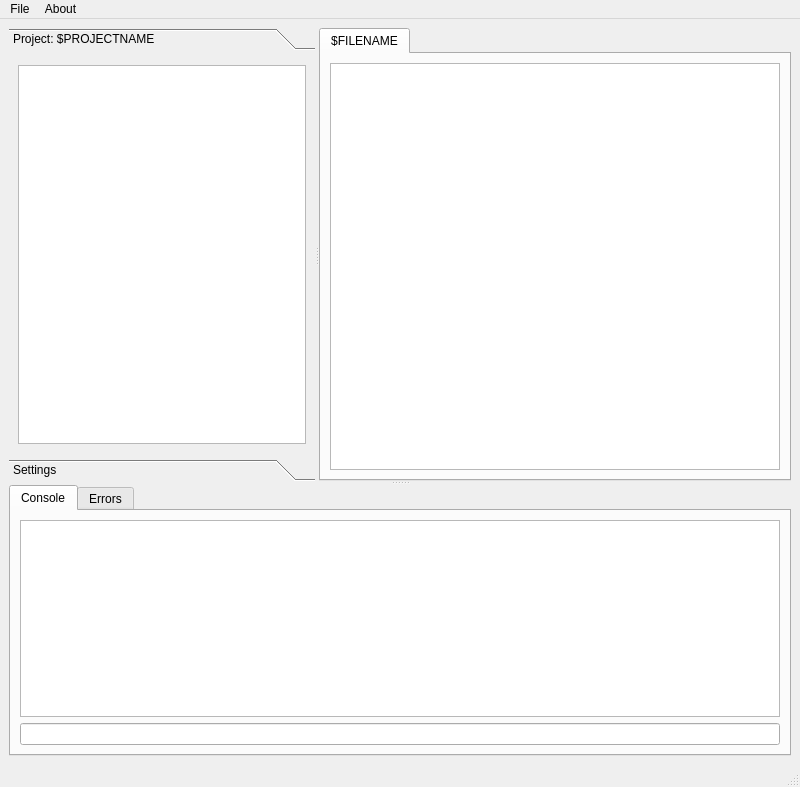
Qt form src/ui/mainWindow/mainWindow.ui (sophies92/sosText) before a commit.
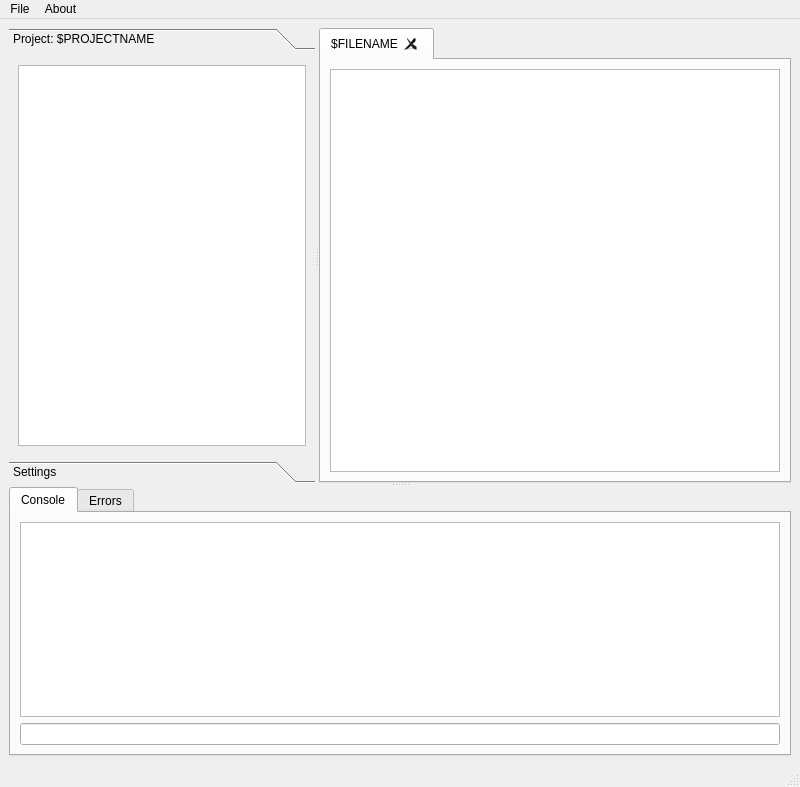
The same form after that commit.

What changed in the file:
```diff
--- a/src/ui/mainWindow/mainWindow.ui
+++ b/src/ui/mainWindow/mainWindow.ui
@@ -85,7 +85,7 @@
            <x>0</x>
            <y>0</y>
            <width>306</width>
-           <height>389</height>
+           <height>392</height>
           </rect>
          </property>
          <property name="sizePolicy">
@@ -146,6 +146,12 @@
         <property name="currentIndex">
          <number>0</number>
         </property>
+        <property name="tabsClosable">
+         <bool>true</bool>
+        </property>
+        <property name="movable">
+         <bool>true</bool>
+        </property>
         <widget class="QWidget" name="tabOpenFile">
          <property name="sizePolicy">
           <sizepolicy hsizetype="MinimumExpanding" vsizetype="MinimumExpanding">
```
Left out of the diff: 19 changed lines with no effect on the pictures.
